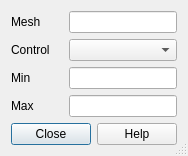
The window that src/SalomeApp/pluginsdemo/minmax.ui (SalomePlatform/gui) describes before a commit, drawn with Qt 5.
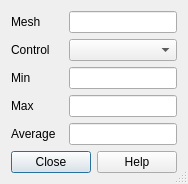
The same window after the commit.

Commit message: Show an average value of control in the demo plugin

What changed in the file:
```diff
--- a/src/SalomeApp/pluginsdemo/minmax.ui
+++ b/src/SalomeApp/pluginsdemo/minmax.ui
@@ -69,7 +69,21 @@
      </property>
     </widget>
    </item>
-   <item row="4" column="0" colspan="3">
+   <item row="4" column="0">
+    <widget class="QLabel" name="label_5">
+     <property name="text">
+      <string>Average</string>
+     </property>
+    </widget>
+   </item>
+   <item row="4" column="1" colspan="2">
+    <widget class="QLineEdit" name="avgvalue">
+     <property name="readOnly">
+      <bool>true</bool>
+     </property>
+    </widget>
+   </item>
+   <item row="5" column="0" colspan="3">
     <widget class="QDialogButtonBox" name="buttonBox">
      <property name="orientation">
       <enum>Qt::Horizontal</enum>
```
The commit also changes 2 other files.
